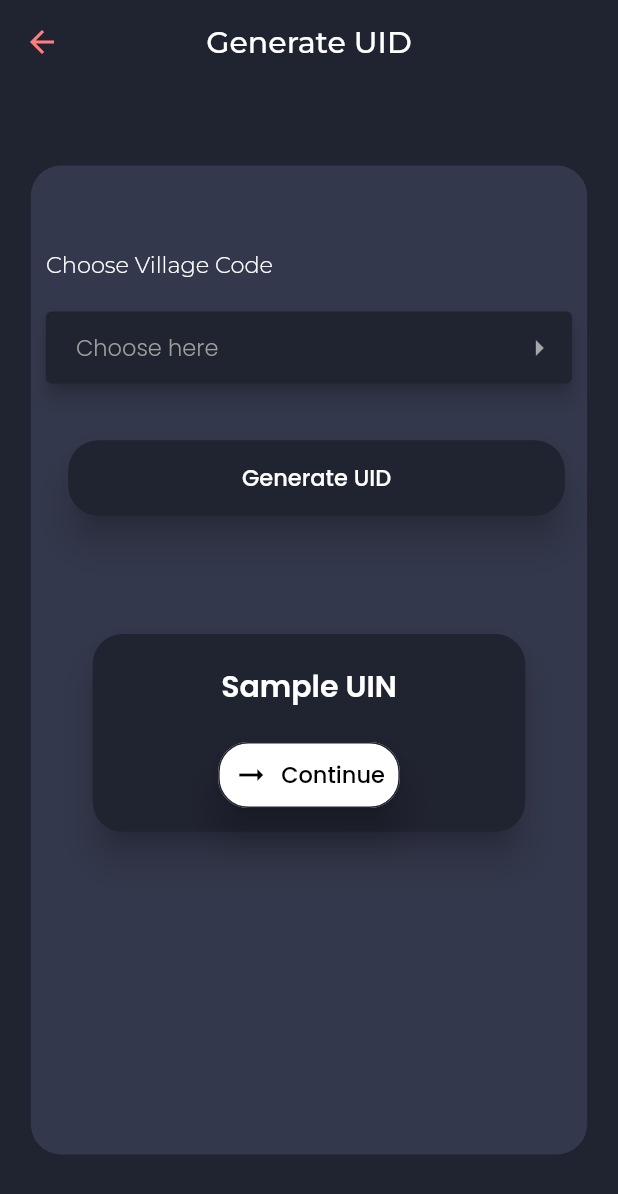
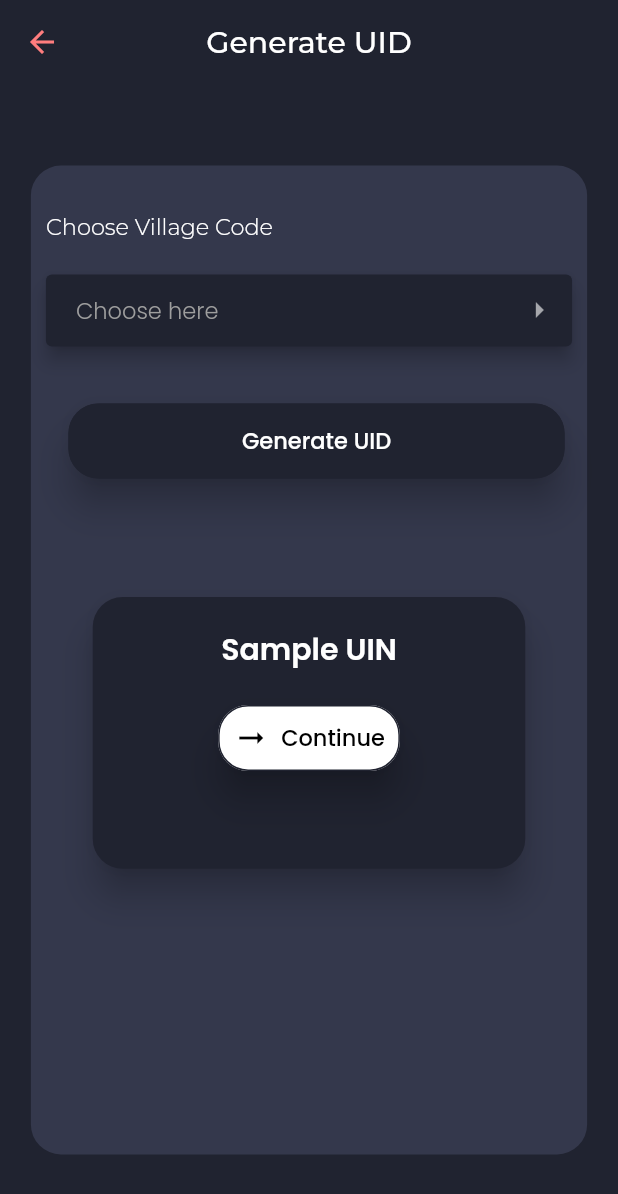
Before and after one commit to TheCraftOfCode/GeoSpatial, a Flutter app: the VillageSelectionScreen screen opened directly, after a tap on "Generate UID", on a phone screen of 412 x 824 dp. Shown: the top 1194 px of the screen. Run offline on Flutter 3.47's test engine with Material 2 defaults, Android fonts, the phone set to English and light mode, and no system bars; our stand-ins replace auto_size_text, flutter_secure_storage, flutter_svg, flutter_typeahead, geolocator, google_fonts and 4 more; missing offline and left inert: flutter_rounded_date_picker; accounts and stored records are empty; generated files the repository leaves out were written again.

Commit message:
UI fixes

```diff
--- a/lib/Screens/CommunityDataCollection.dart
+++ b/lib/Screens/CommunityDataCollection.dart
@@ -217,3 +217,6 @@ class _CommunityDataCollectionState extends State<CommunityDataCollection> {
     super.dispose();
   }
 }
+
+
+//TODO: Fix colors of dialog
--- a/lib/Screens/VillageSelection.dart
+++ b/lib/Screens/VillageSelection.dart
@@ -90,7 +90,7 @@ class _VillageSelectionScreenState extends State<VillageSelectionScreen> {
                         elevation: 10,
                         color: colors.darkScaffoldColor,
                         child: SizedBox(
-                          height: MediaQuery.of(context).size.height * 0.16,
+                          height: MediaQuery.of(context).size.height * 0.22,
                           width: MediaQuery.of(context).size.width * 0.7,
                           child: Column(
                             children: [
```
